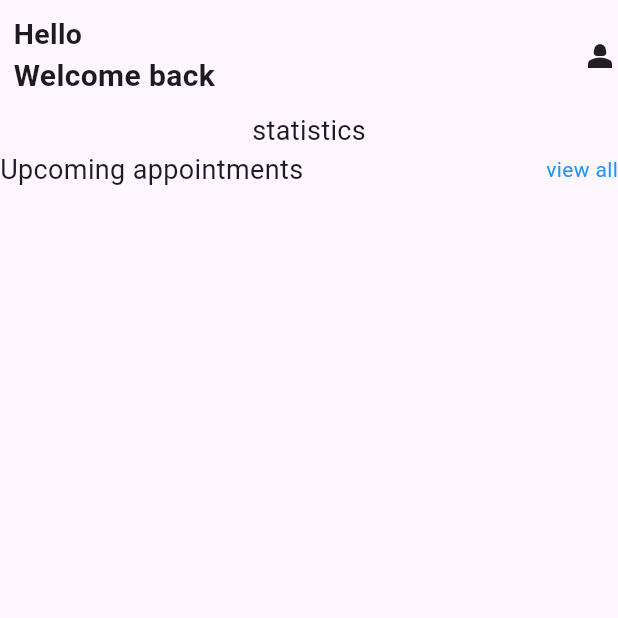
After one commit to AlanGitau/Salama-Care, a Flutter app: the DoctorDashboard screen opened directly, on a phone screen of 412 x 824 dp, the top half of it. The commit adds this screen. Run offline on Flutter 3.47's test engine with Material 3 defaults, Android fonts, the phone set to English and light mode, and no system bars; our stand-ins replace firebase_auth, firebase_core, flutter_svg, google_fonts, google_nav_bar; accounts and stored records are empty.

Commit message:
salama care

```diff
--- /dev/null
+++ b/lib/DoctorDashboard.dart
@@ -0,0 +1,61 @@
+import 'package:flutter/material.dart';
+
+class DoctorDashboard extends StatelessWidget {
+  const DoctorDashboard({super.key});
+
+  @override
+  Widget build(BuildContext context) {
+    return const Scaffold(
+      body: SafeArea(
+        child:Column(
+          children: [
+            const Row(
+              mainAxisAlignment: MainAxisAlignment.spaceBetween,
+              children: [
+                Padding(
+                  padding: EdgeInsets.all(9.0),
+                  child: Column(
+                    crossAxisAlignment: CrossAxisAlignment.start,
+                    children: [
+                      Text('Hello',
+                      style: TextStyle(
+                        fontSize: 19,
+                        fontWeight: FontWeight.bold,
+                      ),
+                      ),
+                      Text('Welcome back',
+                      style:TextStyle(
+                        fontSize: 20,
+                        fontWeight: FontWeight.bold,
+                      ),
+                      ),
+                    ],
+                  ),
+                ),
+               //adding the profile icon
+                Icon(Icons.person_2),
+              ],
+            ),
+                // statistics section
+             const Text('statistics',style: TextStyle(
+              fontSize: 18,
+            ),),
+
+                // upcoming appointments
+              Row(
+                mainAxisAlignment: MainAxisAlignment.spaceBetween,
+                children: [
+                  const Text('Upcoming appointments',style: TextStyle(
+                  fontSize: 18,
+                  ),),
+
+                  Text('view all',style:TextStyle(color: Colors.blue)),
+                ],
+              ),
+
+          ],
+        ),
+        ),
+    );
+  }
+}
--- a/lib/loginScreen.dart
+++ b/lib/loginScreen.dart
@@ -1,5 +1,6 @@
 import 'package:flutter/material.dart';
 import 'package:flutter_svg/svg.dart';
+import 'package:signup/DoctorDashboard.dart';
 import 'package:signup/Homepage.dart';
 import 'package:signup/signup.dart';
 import 'package:signup/Services/auth_service.dart';
@@ -46,7 +47,7 @@ class _LoginscreenState extends State<Loginscreen> {
 
        Navigator.pushReplacement(
         context,
-        MaterialPageRoute(builder: (context) => const Homepage()),  // Navigate to Homepage
+        MaterialPageRoute(builder: (context) => const DoctorDashboard()),  // Navigate to Homepage
       );
        } else {
       ScaffoldMessenger.of(context).showSnackBar(
```
